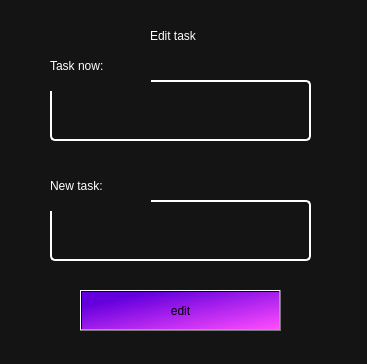
Above: my_love_project/src/edittask.ui from Tulenenok/BestPlanerEver before the change. Below: the same form after it.
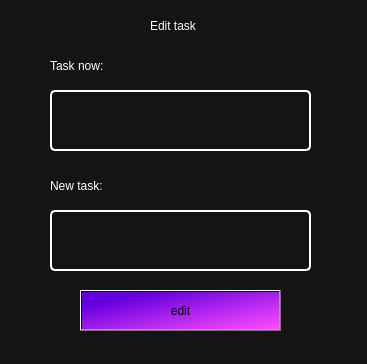
That is the form after the change.

Patch:
```diff
--- a/my_love_project/src/edittask.ui
+++ b/my_love_project/src/edittask.ui
@@ -36,7 +36,7 @@
    <property name="geometry">
     <rect>
      <x>50</x>
-     <y>80</y>
+     <y>90</y>
      <width>261</width>
      <height>61</height>
     </rect>
@@ -53,7 +53,7 @@
    <property name="geometry">
     <rect>
      <x>50</x>
-     <y>200</y>
+     <y>210</y>
      <width>261</width>
      <height>61</height>
     </rect>
@@ -70,9 +70,9 @@
    <property name="geometry">
     <rect>
      <x>50</x>
-     <y>40</y>
+     <y>50</y>
      <width>101</width>
-     <height>51</height>
+     <height>31</height>
     </rect>
    </property>
    <property name="styleSheet">
@@ -86,9 +86,9 @@
    <property name="geometry">
     <rect>
      <x>50</x>
-     <y>160</y>
+     <y>170</y>
      <width>101</width>
-     <height>51</height>
+     <height>31</height>
     </rect>
    </property>
    <property name="styleSheet">
@@ -102,7 +102,7 @@
    <property name="geometry">
     <rect>
      <x>150</x>
-     <y>10</y>
+     <y>0</y>
      <width>101</width>
      <height>51</height>
     </rect>
```
Left out of the diff: 4 changed lines with no effect on the pictures.
